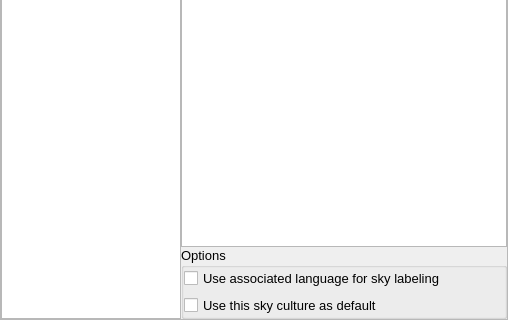
Above: src/gui/viewDialog.ui from 519984307/stellarium_src before the change; both pictures show x 0 to 508 and y 197 to 517 of the 508 by 517 pixel window. Below: the same form after it.
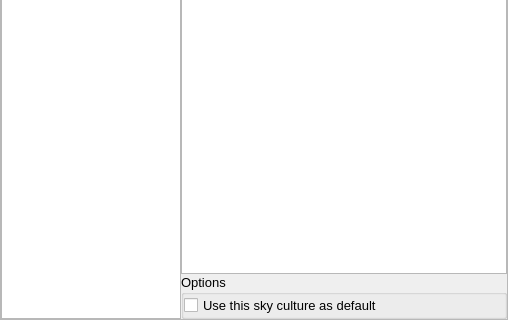
That is the form after the change. The open tabs and pages were chosen to show the change. Icons and pictures are not drawn. Custom widgets are drawn as their Qt base class.

Commit message: Got rid of the sky labelling=culture feature.

```diff
--- a/src/gui/viewDialog.ui
+++ b/src/gui/viewDialog.ui
@@ -1466,13 +1466,6 @@
              <property name="margin">
               <number>0</number>
              </property>
-             <item>
-              <widget class="QCheckBox" name="starloreLanguageCheckBox">
-               <property name="text">
-                <string>Use associated language for sky labeling</string>
-               </property>
-              </widget>
-             </item>
              <item>
               <widget class="QCheckBox" name="useAsDefaultSkyCultureCheckBox">
                <property name="text">
```
Left out of the diff: 6 changed lines with no effect on the pictures.
